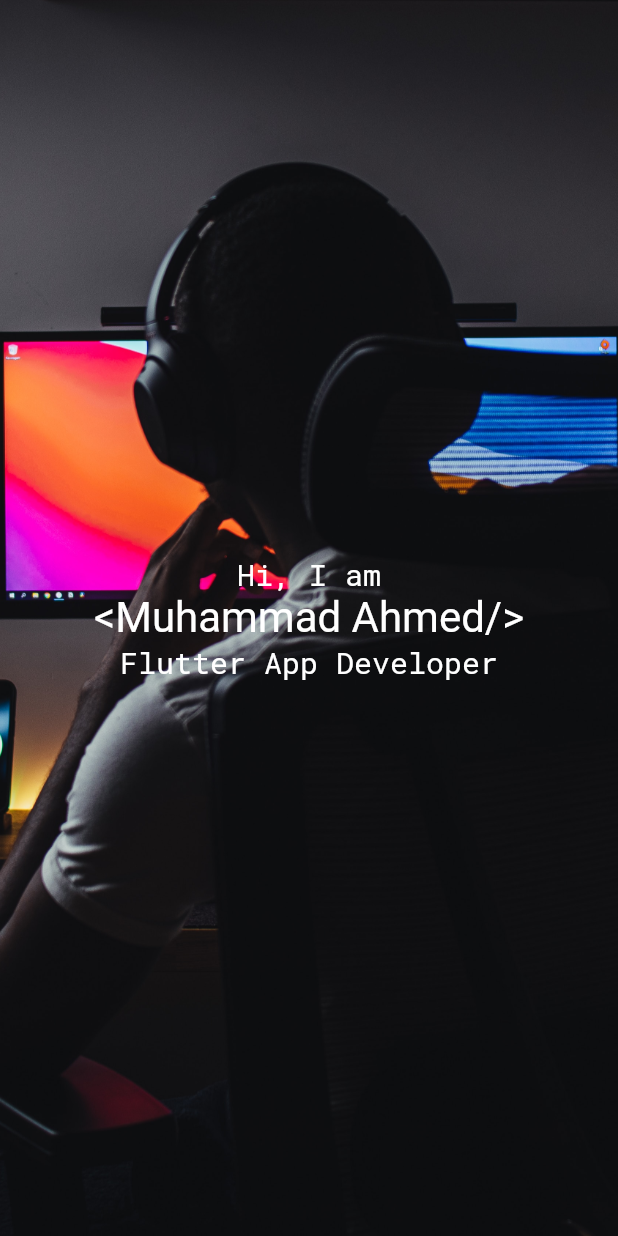
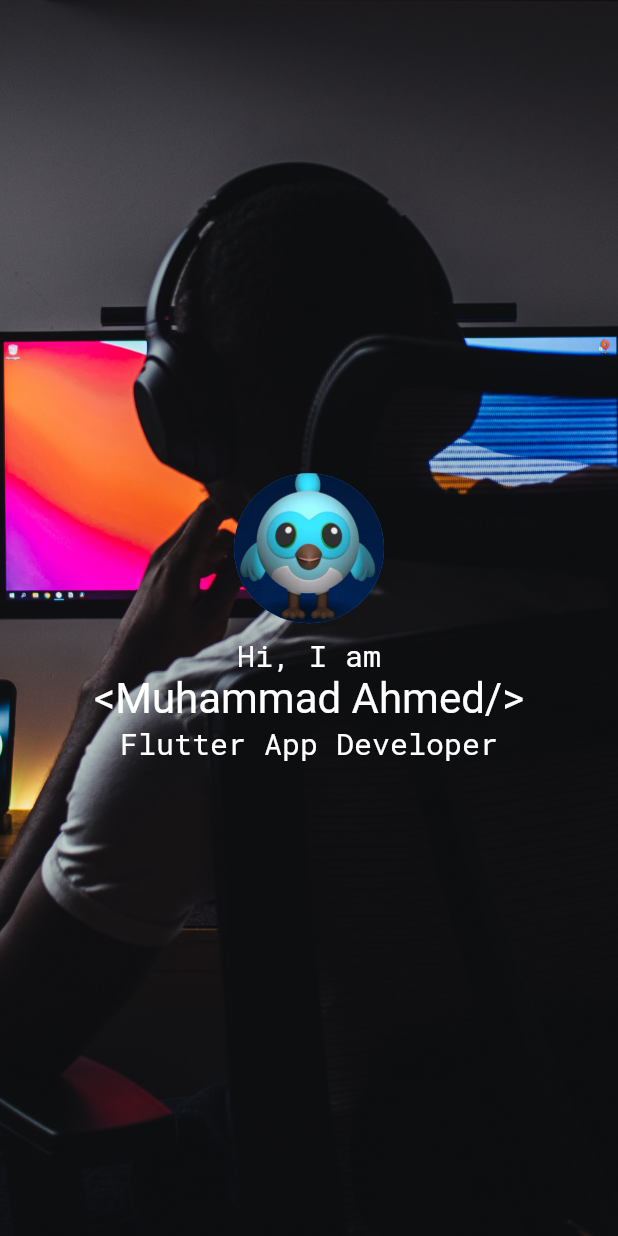
Before and after one commit to ahmedkhan4u/portfolio, a Flutter app: the HomeScreen widget shown alone on an empty page, opened directly, on a phone screen of 412 x 824 dp. Run offline on Flutter 3.47's test engine with Material 2 defaults, Android fonts, the phone set to English and light mode, and no system bars; drawn by our look-alikes of animated_text_kit; our stand-ins replace google_fonts, responsive_builder, responsive_sizer; Roboto replaces fonts that are missing (Abel).

Commit message:
Updated...
8th April 2023

```diff
--- a/lib/ui/sections/body/home_screen/home_screen.dart
+++ b/lib/ui/sections/body/home_screen/home_screen.dart
@@ -1,4 +1,6 @@
+import 'package:animated_text_kit/animated_text_kit.dart';
 import 'package:flutter/material.dart';
+import 'package:portfolio/core/constants/constans.dart';
 import 'package:portfolio/core/styles/text_styles.dart';
 import 'package:responsive_builder/responsive_builder.dart';
 import 'package:responsive_sizer/responsive_sizer.dart';
@@ -23,11 +25,27 @@ class HomeScreen extends StatelessWidget {
         child: Column(
           mainAxisAlignment: MainAxisAlignment.center,
           //crossAxisAlignment: CrossAxisAlignment.start,
+
           children: [
-
+            CircleAvatar(backgroundImage: AssetImage("assets/images/dash_profile.jpg"),radius: 50),
+            kHeight(8.px),
           Text("Hi, I am", style: normalTextStyle.copyWith(fontSize: isMobile ? 20.px : 32.px),),
           Text("<Muhammad Ahmed/>", style: nameTextStyleHome.copyWith(fontSize: isMobile ? 28 : 42.px),),
-          Text("Flutter App Developer", style: normalTextStyle.copyWith(fontSize: isMobile ? 20.px : 32.px),),
+          AnimatedTextKit(
+  animatedTexts: [
+    TypewriterAnimatedText(
+      'Flutter App Developer',
+      textStyle:  normalTextStyle.copyWith(fontSize: isMobile ? 20.px : 32.px),
+      speed: const Duration(milliseconds: 300),
+    ),
+  ],
+
+  totalRepeatCount: 1,
+  pause: const Duration(milliseconds: 500),
+  displayFullTextOnTap: true,
+  stopPauseOnTap: true,
+),
+          //Text("Flutter App Developer", style: normalTextStyle.copyWith(fontSize: isMobile ? 20.px : 32.px),),
 
 
         ],),
--- a/pubspec.yaml
+++ b/pubspec.yaml
@@ -41,6 +41,8 @@ dependencies:
   provider: ^6.0.5
   google_fonts: ^4.0.3
   responsive_sizer: ^3.1.1
+  animated_text_kit: ^4.2.2
+
 
 dev_dependencies:
   flutter_test:
```
Also changed, not shown: assets/images/dash_profile.jpg (added), pubspec.lock.
